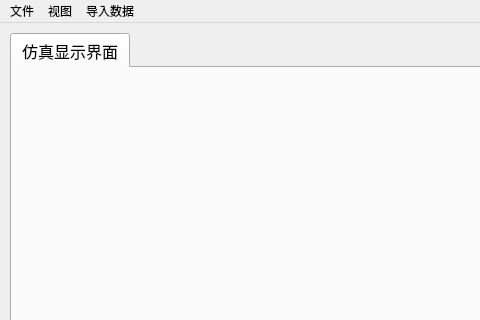
Old version of the form ui/MainGui.ui in the repository qunat/Pythonocc-vericut; both pictures show x 0 to 480 and y 0 to 320 of the 855 by 815 pixel window.
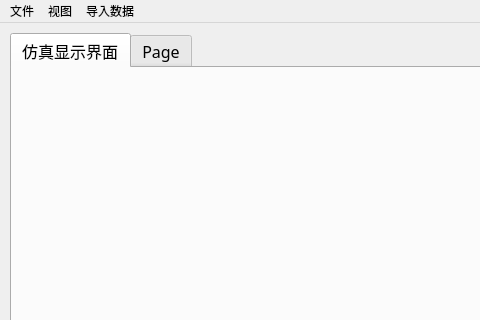
New version of the form. The open tabs and pages were chosen to show the change. Icons and pictures are not drawn.

```diff
--- a/ui/MainGui.ui
+++ b/ui/MainGui.ui
@@ -55,6 +55,11 @@
       <string>仿真显示界面</string>
      </attribute>
     </widget>
+    <widget class="QWidget" name="tab">
+     <attribute name="title">
+      <string>Page</string>
+     </attribute>
+    </widget>
    </widget>
    <widget class="QGroupBox" name="groupBox_2">
     <property name="geometry">
```
Left out of the diff: 2 changed lines with no effect on the pictures.
